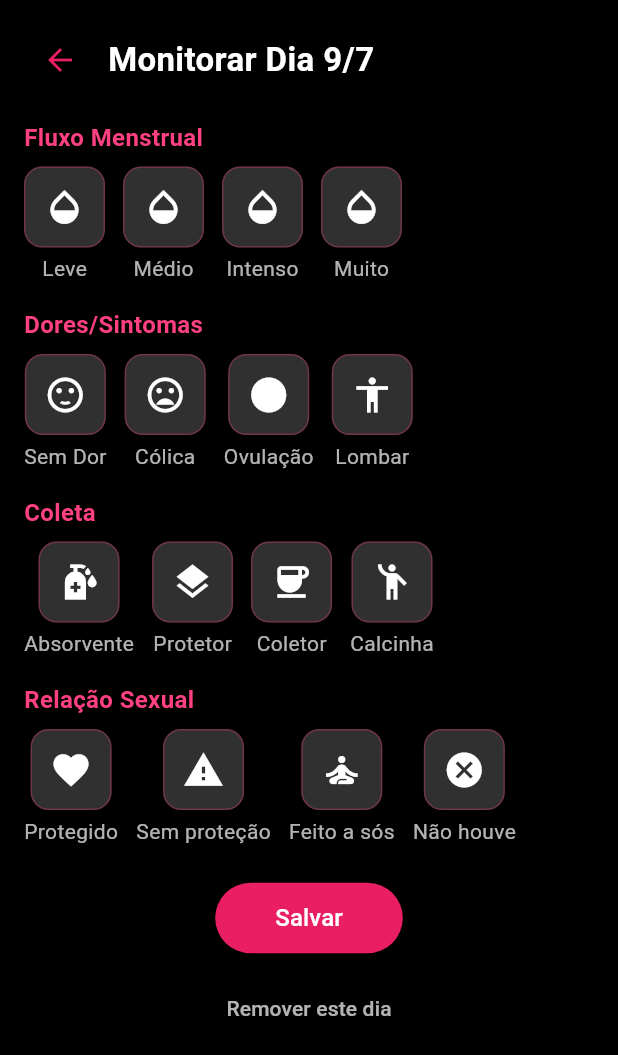
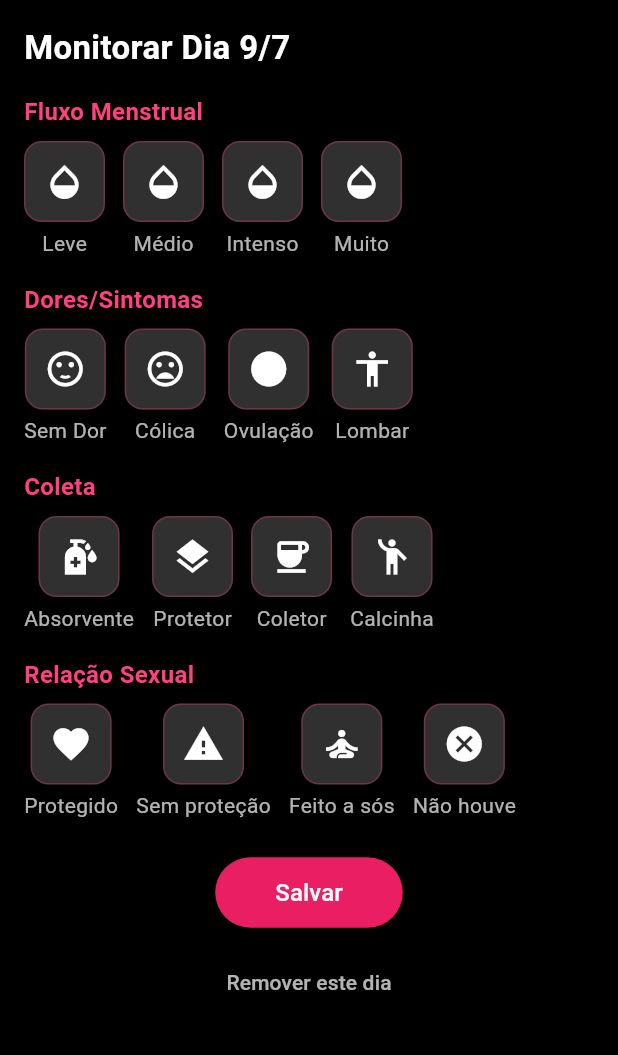
Before and after one commit to JoaoHermesS/app_periodo, a Flutter app: the TelaSintomas screen opened directly with empty values, on a phone screen of 412 x 824 dp. Shown: the top 1055 px of the screen. Run offline on Flutter 3.47's test engine with Material 3 defaults, Android fonts, the light colour scheme and no system bars; our stand-ins replace shared_preferences, table_calendar; accounts and stored records are empty.

Commit message:
os comiteiros de plantão

```diff
--- a/app_periodo-main/lib/symptom_page.dart
+++ b/app_periodo-main/lib/symptom_page.dart
@@ -143,16 +143,7 @@ class _TelaSintomasState extends State<TelaSintomas> {
           child: Column(
             crossAxisAlignment: CrossAxisAlignment.start,
             children: [
-              // Botão de voltar + título
-              Row(
-                children: [
-                  IconButton(
-                    icon: Icon(Icons.arrow_back, color: Colors.pink),
-                    onPressed: () => Navigator.pop(context),
-                  ),
-                  SizedBox(width: 8),
-                  Expanded(
-                    child: Text(
+              Text(
                 "Monitorar Dia ${widget.diaSelecionado.day}/${widget.diaSelecionado.month}",
                 style: TextStyle(
                   color: Colors.white,
@@ -160,10 +151,6 @@ class _TelaSintomasState extends State<TelaSintomas> {
                   fontWeight: FontWeight.bold,
                 ),
               ),
-                  ),
-                ],
-              ),
-
               secao("Fluxo Menstrual", [
                 botaoSelecao(
                   "Leve",
@@ -190,7 +177,6 @@ class _TelaSintomasState extends State<TelaSintomas> {
                   aoClicar: () => setState(() => fluxoSelecionado = "Muito"),
                 ),
               ]),
-
               secao("Dores/Sintomas", [
                 botaoSelecao(
                   "Sem Dor",
@@ -237,7 +223,6 @@ class _TelaSintomasState extends State<TelaSintomas> {
                       }),
                 ),
               ]),
-
               secao("Coleta", [
                 botaoSelecao(
                   "Absorvente",
@@ -267,7 +252,6 @@ class _TelaSintomasState extends State<TelaSintomas> {
                       () => setState(() => coletaSelecionada = "Calcinha"),
                 ),
               ]),
-
               secao("Relação Sexual", [
                 botaoSelecao(
                   "Protegido",
@@ -298,7 +282,6 @@ class _TelaSintomasState extends State<TelaSintomas> {
                       () => setState(() => relacaoSelecionada = "Não houve"),
                 ),
               ]),
-
               SizedBox(height: 24),
               Center(
                 child: Column(
```
Lines whose indentation alone changed are shown as unchanged.
